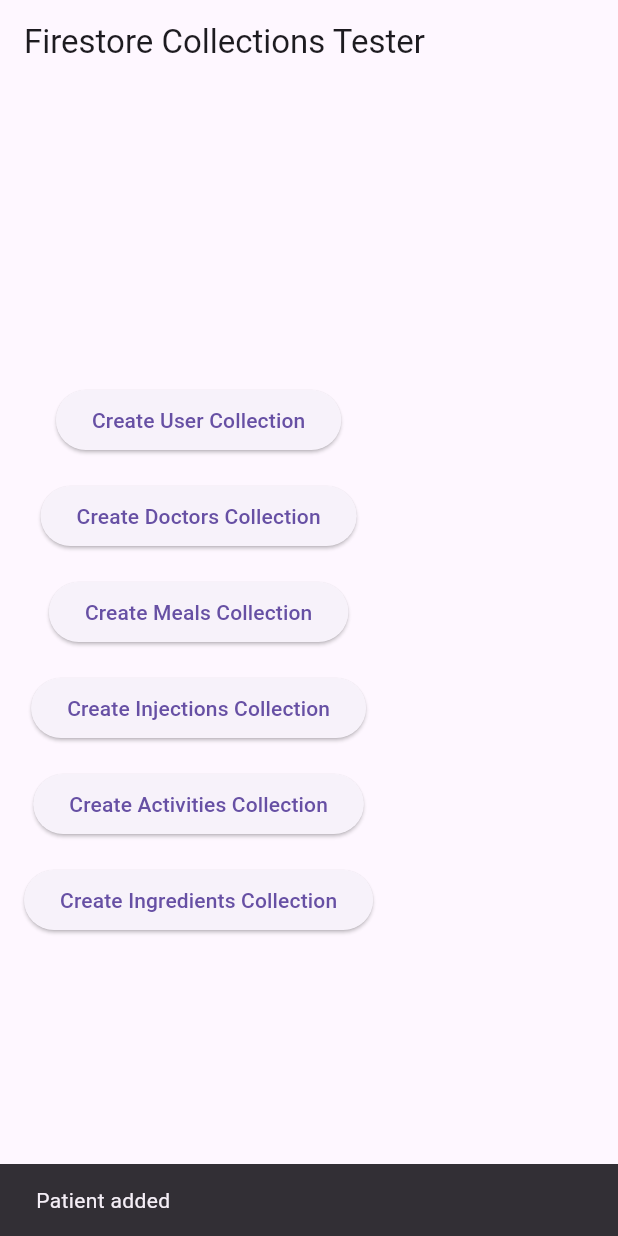
After one commit to benchohrabdou/Diazen-app-, a Flutter app: the TesterPage screen opened directly, after a tap on "Create User Collection", on a phone screen of 412 x 824 dp. The commit adds this screen. Run offline on Flutter 3.47's test engine with Material 3 defaults, Android fonts, the light colour scheme and no system bars; our stand-ins replace cloud_firestore, firebase_auth, firebase_core, shared_preferences; accounts and stored records are empty; project files that could hold a hidden picture were left out.

Commit message:
added some essential funcitons,thefunctions to manipulate the database,the new tester is to test the funcitons i ll delet it later

```diff
--- /dev/null
+++ b/lib/classes/firestore_ops.dart
@@ -0,0 +1,83 @@
+import 'package:cloud_firestore/cloud_firestore.dart';
+import 'package:flutter/material.dart';
+import 'utilisateur.dart';
+import 'medecin.dart';
+import 'injection.dart';
+import 'activite.dart';
+import 'ingredient.dart';
+
+class FirestoreService {
+  final FirebaseFirestore _db = FirebaseFirestore.instance;
+
+  // Add a document to a collection
+  Future<void> addDocument(String collectionPath, Map<String, dynamic> data) {
+    return _db.collection(collectionPath).add(data);
+  }
+
+  // Get a document by ID
+  Future<DocumentSnapshot> getDocument(String collectionPath, String docId) {
+    return _db.collection(collectionPath).doc(docId).get();
+  }
+
+  // Update a document by ID
+  Future<void> updateDocument(
+      String collectionPath, String docId, Map<String, dynamic> data) {
+    return _db.collection(collectionPath).doc(docId).update(data);
+  }
+
+  // Delete a document by ID
+  Future<void> deleteDocument(String collectionPath, String docId) {
+    return _db.collection(collectionPath).doc(docId).delete();
+  }
+
+  // Stream documents from a collection
+  Stream<QuerySnapshot> streamCollection(String collectionPath) {
+    return _db.collection(collectionPath).snapshots();
+  }
+
+  // Add a patient
+  Future<void> addPatient(Utilisateur utilisateur) {
+    return _db
+        .collection('users')
+        .doc(utilisateur.id)
+        .set(utilisateur.toJson());
+  }
+
+  // Add a doctor
+  Future<void> addDoctor(Medecin medecin) {
+    return _db.collection('doctors').doc(medecin.id).set(medecin.toJson());
+  }
+
+  // Add a meal
+  Future<void> addMeal(
+      String idRepas, String nomRepas, List<Map<String, dynamic>> ingredients) {
+    double totalGlucides = 0.0;
+    for (var ingredient in ingredients) {
+      totalGlucides += ingredient['glucidesPer100g'];
+    }
+
+    Map<String, dynamic> mealData = {
+      'idRepas': idRepas,
+      'nomRepas': nomRepas,
+      'ingredients': ingredients,
+      'totalGlucides': totalGlucides,
+    };
+
+    return _db.collection('meals').doc(idRepas).set(mealData);
+  }
+
+  // Add an injection
+  Future<void> addInjection(Injection injection, BuildContext context) {
+    return _db.collection('injections').add(injection.toJson(context));
+  }
+
+  // Add an activity
+  Future<void> addActivity(Activite activite) {
+    return _db.collection('activities').add(activite.toJson());
+  }
+
+  // Add an ingredient
+  Future<void> addIngredient(Ingredient ingredient) {
+    return _db.collection('ingredients').add(ingredient.toJson());
+  }
+}
--- a/lib/classes/utilisateur.dart
+++ b/lib/classes/utilisateur.dart
@@ -6,6 +6,8 @@
   double _sensitiviteInsuline;
   double _poids;
   double _taille;
+
+  double glycemie = 0.0; // Attribute to store glycemia value
 
   Utilisateur({
     required super.id,
@@ -24,20 +26,27 @@
         _poids = poids,
         _taille = taille;
 
-  void demanderCalcul() {
-    // Implementation of demanderCalcul method
+  Map<String, dynamic> demanderCalcul({
+    required double glucides,
+    required int quantiteRepas,
+    required double caloriesBurned,
+    required double glycemieCible,
+  }) {
+    return {
+      'glycemie': glycemie,
+      'glucides': glucides,
+      'quantiteRepas': quantiteRepas,
+      'caloriesBurned': caloriesBurned,
+      'glycemieCible': glycemieCible,
+      'ratioInsulineGlucide': _ratioInsulineGlucide,
+      'sensitiviteInsuline': _sensitiviteInsuline,
+    };
   }
 
-  void saisirGlycemie() {
-    // Implementation of saisirGlycemie method
-  }
-
-  void ajouterRepas() {
-    // Implementation of ajouterRepas method
-  }
-
-  void visionnerHist() {
-    // Implementation of visionnerHist method
+  double saisirGlycemie(double newGlycemie) {
+    glycemie = newGlycemie;
+    print('Glycemie updated to $glycemie mg/dL');
+    return glycemie;
   }
 
   @override
--- a/lib/firestore_ops.dart
+++ /dev/null
@@ -1,3 +0,0 @@
-import 'package:cloud_firestore/cloud_firestore.dart';
-
-class FirestoreService {}
--- /dev/null
+++ b/lib/tester.dart
@@ -0,0 +1,130 @@
+import 'package:diazen/classes/activite.dart';
+import 'package:diazen/classes/firestore_ops.dart';
+import 'package:diazen/classes/ingredient.dart';
+import 'package:diazen/classes/injection.dart';
+import 'package:diazen/classes/medecin.dart';
+import 'package:diazen/classes/utilisateur.dart';
+import 'package:firebase_core/firebase_core.dart';
+import 'package:flutter/material.dart';
+
+class TesterPage extends StatelessWidget {
+  final FirestoreService _firestoreService = FirestoreService();
+
+  TesterPage({super.key});
+
+  @override
+  Widget build(BuildContext context) {
+    return Scaffold(
+      appBar: AppBar(
+        title: const Text('Firestore Collections Tester'),
+      ),
+      body: Padding(
+        padding: const EdgeInsets.all(16.0),
+        child: Column(
+          mainAxisAlignment: MainAxisAlignment.center,
+          children: [
+            ElevatedButton(
+              onPressed: () async {
+                Utilisateur patient = Utilisateur(
+                  id: 'user1',
+                  nom: 'Doe',
+                  prenom: 'John',
+                  dateNaissance: DateTime.now(),
+                  email: 'john.doe@example.com',
+                  tel: '123456789',
+                  diabType: 1,
+                  ratioInsulineGlucide: 1.0,
+                  sensitiviteInsuline: 1.0,
+                  poids: 70.0,
+                  taille: 175.0,
+                );
+                await _firestoreService.addPatient(patient);
+                ScaffoldMessenger.of(context).showSnackBar(
+                    const SnackBar(content: Text('Patient added')));
+              },
+              child: const Text('Create User Collection'),
+            ),
+            const SizedBox(height: 16.0),
+            ElevatedButton(
+              onPressed: () async {
+                Medecin doctor = Medecin(
+                  id: 'doctor1',
+                  nom: 'Smith',
+                  prenom: 'Alice',
+                  dateNaissance: DateTime(1980, 5, 15),
+                  email: 'alice.smith@example.com',
+                  tel: '987654321',
+                  matriculePro: 'DOC12345',
+                );
+                await _firestoreService.addDoctor(doctor);
+                ScaffoldMessenger.of(context).showSnackBar(
+                    const SnackBar(content: Text('Doctor added')));
+              },
+              child: const Text('Create Doctors Collection'),
+            ),
+            const SizedBox(height: 16.0),
+            ElevatedButton(
+              onPressed: () async {
+                List<Map<String, dynamic>> ingredients = [
+                  {'name': 'Rice', 'glucidesPer100g': 28.0},
+                  {'name': 'Chicken', 'glucidesPer100g': 0.0},
+                  {'name': 'Broccoli', 'glucidesPer100g': 7.0},
+                ];
+                await _firestoreService.addMeal('meal1', 'Lunch', ingredients);
+                ScaffoldMessenger.of(context)
+                    .showSnackBar(const SnackBar(content: Text('Meal added')));
+              },
+              child: const Text('Create Meals Collection'),
+            ),
+            const SizedBox(height: 16.0),
+            ElevatedButton(
+              onPressed: () async {
+                Injection injection = Injection(
+                  tempsInject: TimeOfDay.now(),
+                  glycemie: 120,
+                  quantiteGlu: 15.5,
+                );
+                await _firestoreService.addInjection(injection, context);
+                ScaffoldMessenger.of(context).showSnackBar(
+                    const SnackBar(content: Text('Injection added')));
+              },
+              child: const Text('Create Injections Collection'),
+            ),
+            const SizedBox(height: 16.0),
+            ElevatedButton(
+              onPressed: () async {
+                Activite activity = Activite(
+                  nom: 'Running',
+                  cal30mn: 300.0,
+                  typeAct: 'Cardio',
+                );
+                await _firestoreService.addActivity(activity);
+                ScaffoldMessenger.of(context).showSnackBar(
+                    const SnackBar(content: Text('Activity added')));
+              },
+              child: const Text('Create Activities Collection'),
+            ),
+            const SizedBox(height: 16.0),
+            ElevatedButton(
+              onPressed: () async {
+                Ingredient ingredient = Ingredient(quantite100g: 30.0);
+                await _firestoreService.addIngredient(ingredient);
+                ScaffoldMessenger.of(context).showSnackBar(
+                    const SnackBar(content: Text('Ingredient added')));
+              },
+              child: const Text('Create Ingredients Collection'),
+            ),
+          ],
+        ),
+      ),
+    );
+  }
+}
+
+void main() async {
+  WidgetsFlutterBinding.ensureInitialized();
+  await Firebase.initializeApp();
+  runApp(MaterialApp(
+    home: TesterPage(),
+  ));
+}
```
Also changed, not shown: lib/classes/injection.dart (+28 -2 lines), 4 other files.
